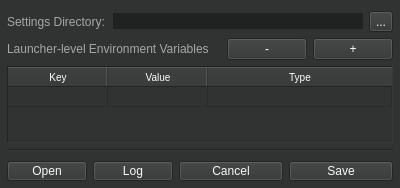
This is interface/preference.ui in qforquesadilla/outpost as Qt 5 draws it before an edit. The edited form follows.
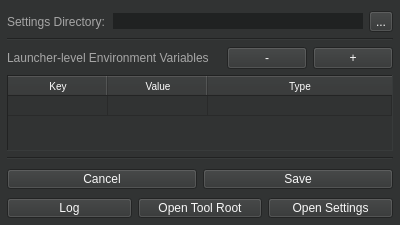
This is the edited form.

The edit to the form file:
```diff
--- a/interface/preference.ui
+++ b/interface/preference.ui
@@ -10,13 +10,13 @@
     <x>0</x>
     <y>0</y>
     <width>400</width>
-    <height>188</height>
+    <height>225</height>
    </rect>
   </property>
   <property name="minimumSize">
    <size>
     <width>400</width>
-    <height>175</height>
+    <height>225</height>
    </size>
   </property>
   <property name="windowTitle">
@@ -88,6 +88,19 @@
      </item>
     </layout>
    </item>
+   <item>
+    <widget class="Line" name="settingsDirSP">
+     <property name="minimumSize">
+      <size>
+       <width>0</width>
+       <height>3</height>
+      </size>
+     </property>
+     <property name="orientation">
+      <enum>Qt::Horizontal</enum>
+     </property>
+    </widget>
+   </item>
    <item>
     <layout class="QVBoxLayout" name="settingEnvVBL" stretch="0,1">
      <item>
@@ -307,54 +320,10 @@
     </widget>
    </item>
    <item>
-    <layout class="QHBoxLayout" name="buttonsBL" stretch="0,0,1,1">
+    <layout class="QHBoxLayout" name="mainButtonsBL" stretch="1,1">
      <property name="topMargin">
       <number>3</number>
      </property>
-     <item>
-      <widget class="QPushButton" name="openPB">
-       <property name="minimumSize">
-        <size>
-         <width>0</width>
-         <height>20</height>
-        </size>
-       </property>
-       <property name="maximumSize">
-        <size>
-         <width>16777214</width>
-         <height>20</height>
-        </size>
-       </property>
-       <property name="styleSheet">
-        <string notr="true">background-color: #313333; color: #f8f8f8;</string>
-       </property>
-       <property name="text">
-        <string>Open</string>
-       </property>
-      </widget>
-     </item>
-     <item>
-      <widget class="QPushButton" name="logPB">
-       <property name="minimumSize">
-        <size>
-         <width>0</width>
-         <height>20</height>
-        </size>
-       </property>
-       <property name="maximumSize">
-        <size>
-         <width>16777214</width>
-         <height>20</height>
-        </size>
-       </property>
-       <property name="styleSheet">
-        <string notr="true">background-color: #313333; color: #f8f8f8;</string>
-       </property>
-       <property name="text">
-        <string>Log</string>
-       </property>
-      </widget>
-     </item>
      <item>
       <widget class="QPushButton" name="cancelPB">
        <property name="minimumSize">
@@ -401,6 +370,79 @@
      </item>
     </layout>
    </item>
+   <item>
+    <layout class="QHBoxLayout" name="subButtonsBL" stretch="0,0,0">
+     <property name="topMargin">
+      <number>3</number>
+     </property>
+     <item>
+      <widget class="QPushButton" name="logPB">
+       <property name="minimumSize">
+        <size>
+         <width>0</width>
+         <height>20</height>
+        </size>
+       </property>
+       <property name="maximumSize">
+        <size>
+         <width>16777214</width>
+         <height>20</height>
+        </size>
+       </property>
+       <property name="styleSheet">
+        <string notr="true">background-color: #313333; color: #f8f8f8;</string>
+       </property>
+       <property name="text">
+        <string>Log</string>
+       </property>
+      </widget>
+     </item>
+     <item>
+      <widget class="QPushButton" name="openToolRootPB">
+       <property name="minimumSize">
+        <size>
+         <width>0</width>
+         <height>20</height>
+        </size>
+       </property>
+       <property name="maximumSize">
+        <size>
+         <width>16777214</width>
+         <height>20</height>
+        </size>
+       </property>
+       <property name="styleSheet">
+        <string notr="true">background-color: #313333; color: #f8f8f8;</string>
+       </property>
+       <property name="text">
+        <string>Open Tool Root</string>
+       </property>
+      </widget>
+     </item>
+     <item>
+      <widget class="QPushButton" name="openSettingsPB">
+       <property name="minimumSize">
+        <size>
+         <width>0</width>
+         <height>20</height>
+        </size>
+       </property>
+       <property name="maximumSize">
+        <size>
+         <width>16777214</width>
+         <height>20</height>
+        </size>
+       </property>
+       <property name="styleSheet">
+        <string notr="true">background-color: #313333; color: #f8f8f8;</string>
+       </property>
+       <property name="text">
+        <string>Open Settings</string>
+       </property>
+      </widget>
+     </item>
+    </layout>
+   </item>
   </layout>
  </widget>
  <resources/>
```
